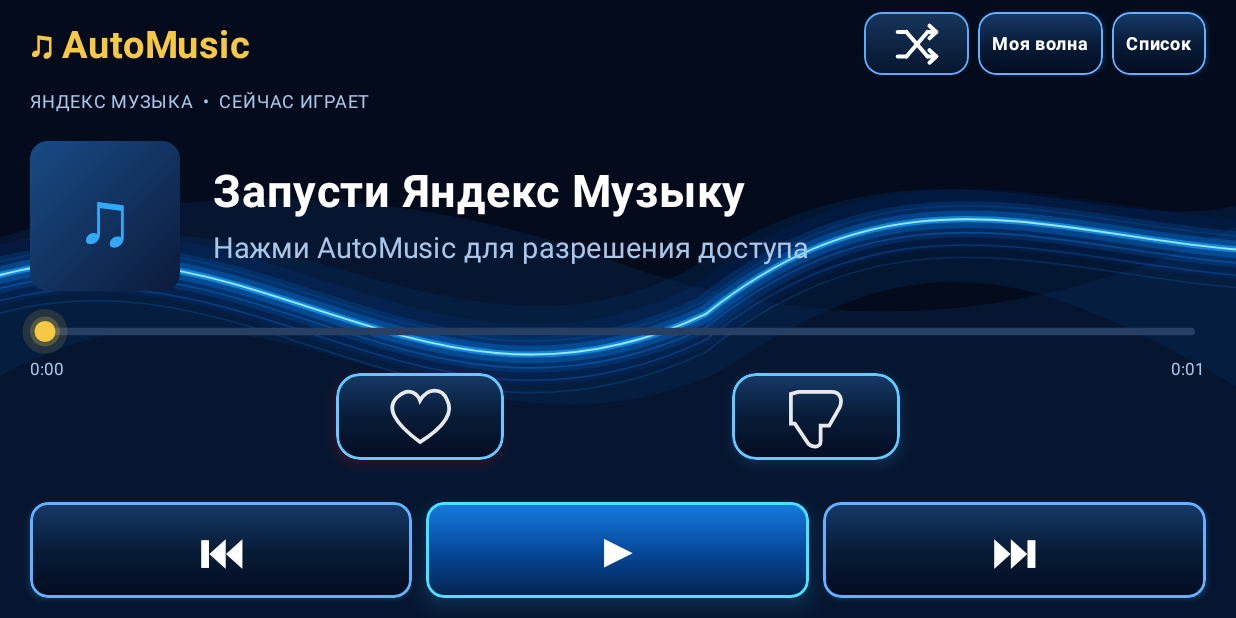
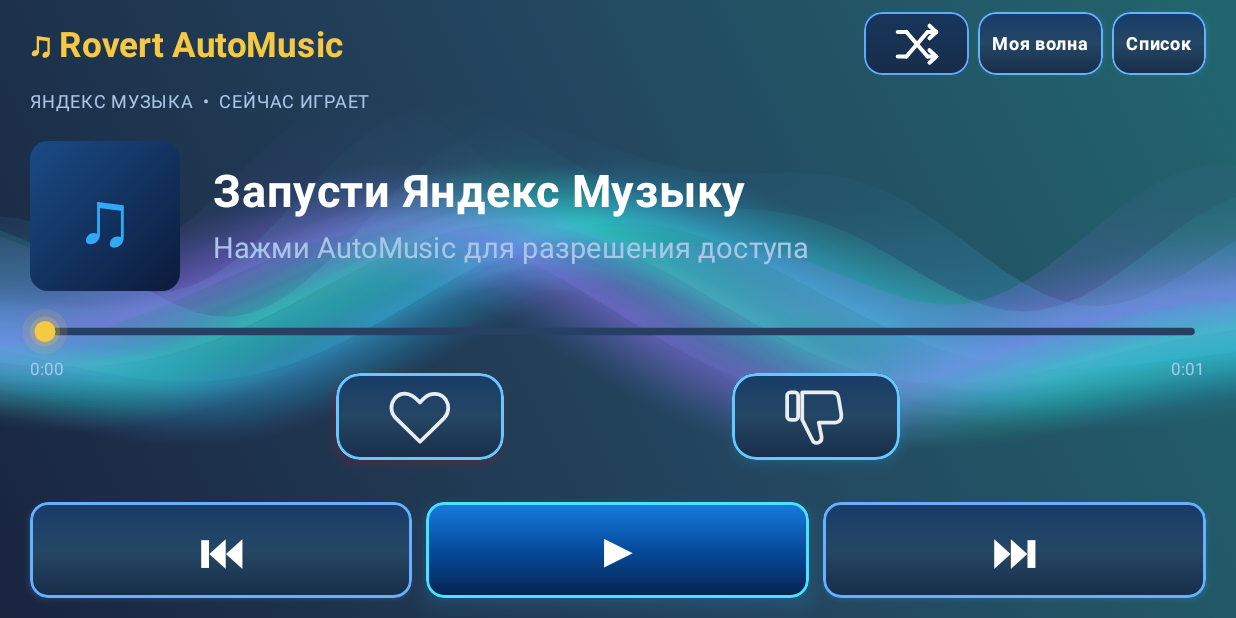
Before and after one commit to Rovert-Magadan/AutoMusic, an Android app built with Jetpack Compose: the screen it shows after launch (MainActivity), on a phone screen of 824 x 412 dp (held sideways). Run offline under Robolectric (Android 15) with nearby library versions, the phone set to English and light mode, and no system bars.

Commit message:
v0.10 animated aurora, Rovert branding and reaction controls

```diff
--- a/app/src/main/java/ru/automusic/app/MainActivity.kt
+++ b/app/src/main/java/ru/automusic/app/MainActivity.kt
@@ -61,7 +61,7 @@ import androidx.compose.ui.unit.sp
 import androidx.compose.ui.platform.LocalDensity
 import kotlinx.coroutines.delay
 
-private val navy = Color(0xFF07162E)
+private val navy = Color(0xFF19243F)
 private val panel = Color(0xDD142D50)
 private val blue = Color(0xFF32A9F6)
 private val pale = Color(0xFFA9C5E8)
@@ -109,10 +109,10 @@ private fun AutoMusicScreen() {
     val actions = state?.customActions.orEmpty()
     val source = "Яндекс Музыка"
     val shuffle = false
-    val liked = false
-    val disliked = false
+    val liked = metadata?.getRating(MediaMetadata.METADATA_KEY_USER_RATING)?.hasHeart() == true || actions.any { it.action == "actionUndoLike" }
+    val disliked = actions.any { it.action == "actionUndoDislike" }
     fun custom(vararg names: String) {
-        val action = actions.firstOrNull { a -> names.any { n -> a.name.toString().equals(n, true) } }
+        val action = actions.firstOrNull { a -> names.any { n -> a.action.equals(n, true) || a.name.toString().equals(n, true) } }
         if (action != null) controller?.transportControls?.sendCustomAction(action, action.extras)
         else android.widget.Toast.makeText(context, "Команда не предоставлена Яндекс Музыкой", android.widget.Toast.LENGTH_SHORT).show()
     }
@@ -132,11 +132,11 @@ private fun AutoMusicScreen() {
     BoxWithConstraints(Modifier.fillMaxSize().background(navy)) {
         val narrow = maxWidth < 720.dp
         val short = maxHeight < 430.dp
-        Image(painter = painterResource(R.drawable.automusic_wave), contentDescription = null, modifier = Modifier.fillMaxSize(), contentScale = ContentScale.FillBounds)
+        AuroraBackground(Modifier.fillMaxSize())
         val gap = if (short) 6.dp else 12.dp
         Column(Modifier.fillMaxSize().padding(horizontal = if (narrow) 10.dp else 20.dp, vertical = if (short) 8.dp else 18.dp), verticalArrangement = Arrangement.spacedBy(gap)) {
             Row(Modifier.fillMaxWidth(), verticalAlignment = Alignment.CenterVertically, horizontalArrangement = Arrangement.SpaceBetween) {
-                Text("♫ AutoMusic", modifier = Modifier.pointerInput(Unit) { detectTapGestures(onTap = { context.startActivity(Intent(Settings.ACTION_NOTIFICATION_LISTENER_SETTINGS)) }, onLongPress = { report = runCatching { diagnosticReport(context) }.getOrElse { "Diagnostic error: " + it.javaClass.simpleName } }) }, color = yellow, fontWeight = FontWeight.Bold, fontSize = if (narrow) 18.sp else 25.sp)
+                Text("♫ Rovert AutoMusic", modifier = Modifier.pointerInput(Unit) { detectTapGestures(onTap = { context.startActivity(Intent(Settings.ACTION_NOTIFICATION_LISTENER_SETTINGS)) }, onLongPress = { report = runCatching { diagnosticReport(context) }.getOrElse { "Diagnostic error: " + it.javaClass.simpleName } }) }, color = yellow, fontWeight = FontWeight.Bold, fontSize = if (narrow) 16.sp else 23.sp)
                 Row(horizontalArrangement = Arrangement.spacedBy(6.dp)) {
                     Spacer(Modifier.width(if (narrow) 48.dp else 64.dp))
                     ShuffleButton(shuffle, { custom("Перемешать", "Shuffle") })
@@ -196,10 +196,10 @@ private fun AutoMusicScreen() {
                         }
                     }
                     Box(Modifier.offset(x = leftCenter - reactionWidth / 2, y = reactionCenterY - reactionHeight / 2).width(reactionWidth)) {
-                        SymbolButton(true, liked, { custom("Лайк", "Like", "Нравится") }, reactionHeight)
+                        SymbolButton(true, liked, { custom(if (liked) "actionUndoLike" else "actionLike") }, reactionHeight)
                     }
                     Box(Modifier.offset(x = rightCenter - reactionWidth / 2, y = reactionCenterY - reactionHeight / 2).width(reactionWidth)) {
-                        SymbolButton(false, disliked, { custom("Дизлайк", "Dislike", "Не нравится") }, reactionHeight)
+                        SymbolButton(false, disliked, { custom(if (disliked) "actionUndoDislike" else "actionDislike") }, reactionHeight)
                     }
                 }
                 Row(Modifier.fillMaxWidth().height(if (short) 75.dp else 100.dp), horizontalArrangement = Arrangement.spacedBy(9.dp), verticalAlignment = Alignment.CenterVertically) {
@@ -208,7 +208,7 @@ private fun AutoMusicScreen() {
                     Box(Modifier.weight(1f)) { Control("⏭", { controller?.transportControls?.skipToNext() }, full = true, height = if (short) 64.dp else 76.dp, fontSize = 30) }
                 }
             }
-            if (!short) Text("v0.9.1 • Diagnostic", color = pale, fontSize = 10.sp)
+            if (!short) Text("v0.10 • Aurora", color = pale, fontSize = 10.sp)
         }
     }
 }
@@ -246,7 +246,7 @@ private fun ShuffleButton(active: Boolean, onClick: () -> Unit) {
     Box(
         Modifier.size(width = 70.dp, height = 42.dp)
             .clip(RoundedCornerShape(12.dp))
-            .background(Brush.verticalGradient(listOf(Color(0xFF17365C), Color(0xFF06152D))))
+            .background(Brush.verticalGradient(listOf(Color(0xFF17365C), Color(0xFF172C48))))
             .border(1.dp, if (active) Color(0xFF6DE6FF) else Color(0xFF5DAAFF), RoundedCornerShape(12.dp))
             .clickable(onClick = onClick),
         contentAlignment = Alignment.Center
@@ -284,40 +284,82 @@ private fun Cover(size: Dp, artwork: Bitmap? = null) {
 
 @Composable
 private fun SymbolButton(heart: Boolean, active: Boolean, onClick: () -> Unit, height: Dp) {
-    Box(Modifier.fillMaxWidth().height(height).shadow(if (active) 11.dp else 5.dp, RoundedCornerShape(16.dp), ambientColor = if (heart) Color.Red else blue, spotColor = if (heart) Color.Red else blue).clip(RoundedCornerShape(16.dp)).background(Brush.verticalGradient(listOf(Color(0xFF173B68), Color(0xFF081C38), Color(0xFF030C20)))).border(1.5.dp, if (active) (if (heart) Color(0xFFFF5C6A) else Color(0xFF35B9FF)) else Color(0xFF65C9FF), RoundedCornerShape(16.dp)).clickable(onClick = onClick), contentAlignment = Alignment.Center) {
+    Box(Modifier.fillMaxWidth().height(height).shadow(if (active) 11.dp else 5.dp, RoundedCornerShape(16.dp), ambientColor = if (heart) Color.Red else blue, spotColor = if (heart) Color.Red else blue).clip(RoundedCornerShape(16.dp)).background(Brush.verticalGradient(listOf(Color(0xFF173B68), Color(0xFF254764), Color(0xFF172C48)))).border(1.5.dp, if (active) (if (heart) Color(0xFFFF5C6A) else Color(0xFF35B9FF)) else Color(0xFF65C9FF), RoundedCornerShape(16.dp)).clickable(onClick = onClick), contentAlignment = Alignment.Center) {
         Canvas(Modifier.size(44.dp)) {
             val w = size.width
             val h = size.height
             val path = Path()
+            fun x(v: Float) = w * v / 24f
+            fun y(v: Float) = h * v / 24f
             if (heart) {
-                path.moveTo(w * .5f, h * .88f)
-                path.cubicTo(w * .12f, h * .60f, -w * .04f, h * .35f, w * .18f, h * .18f)
-                path.cubicTo(w * .34f, h * .04f, w * .47f, h * .16f, w * .5f, h * .25f)
-                path.cubicTo(w * .62f, h * .04f, w * .84f, h * .06f, w * .91f, h * .24f)
-                path.cubicTo(w * 1.04f, h * .48f, w * .77f, h * .71f, w * .5f, h * .88f)
+                path.moveTo(x(12f), y(21f))
+                path.lineTo(x(3.2f), y(12.4f))
+                path.cubicTo(x(-1f), y(8.1f), x(3.9f), y(1.1f), x(9.2f), y(4.3f))
+                path.cubicTo(x(10.3f), y(4.9f), x(11.1f), y(5.8f), x(12f), y(6.7f))
+                path.cubicTo(x(13f), y(5.6f), x(14f), y(4.5f), x(15.2f), y(4f))
+                path.cubicTo(x(20.7f), y(1.8f), x(24.5f), y(8.2f), x(20.8f), y(12.4f))
                 path.close()
             } else {
-                path.moveTo(w * .23f, h * .12f)
-                path.lineTo(w * .73f, h * .12f)
-                path.cubicTo(w * .86f, h * .12f, w * .91f, h * .22f, w * .86f, h * .35f)
-                path.lineTo(w * .70f, h * .63f)
-                path.lineTo(w * .57f, h * .63f)
-                path.lineTo(w * .57f, h * .87f)
-                path.cubicTo(w * .57f, h * .98f, w * .41f, h * .97f, w * .36f, h * .87f)
-                path.lineTo(w * .18f, h * .60f)
-                path.lineTo(w * .12f, h * .60f)
-                path.lineTo(w * .12f, h * .15f)
+                path.moveTo(x(7f), y(3f))
+                path.lineTo(x(18f), y(3f))
+                path.cubicTo(x(19.2f), y(3f), x(20f), y(3.7f), x(20.2f), y(5f))
+                path.lineTo(x(21.2f), y(11f))
+                path.cubicTo(x(21.5f), y(12.8f), x(20.5f), y(14f), x(19f), y(14f))
+                path.lineTo(x(13f), y(14f))
+                path.lineTo(x(14f), y(19f))
+                path.cubicTo(x(14.4f), y(21f), x(12.4f), y(22f), x(11f), y(21f))
+                path.lineTo(x(7f), y(13f))
                 path.close()
+                path.addRoundRect(androidx.compose.ui.geometry.RoundRect(androidx.compose.ui.geometry.Rect(x(1.5f), y(3f), x(5.5f), y(13f)), androidx.compose.ui.geometry.CornerRadius(x(1.2f))))
             }
             val color = if (active) (if (heart) Color(0xFFFF293D) else Color(0xFF159EFF)) else Color.White
-            drawPath(path, color = color.copy(alpha = if (active) 1f else .9f), style = if (active) androidx.compose.ui.graphics.drawscope.Fill else Stroke(width = 2.5.dp.toPx()))
+            drawPath(path, color = color.copy(alpha = if (active) 1f else .9f), style = if (active) androidx.compose.ui.graphics.drawscope.Fill else Stroke(width = 2.5.dp.toPx(), cap = StrokeCap.Round, join = androidx.compose.ui.graphics.StrokeJoin.Round))
         }
     }
 }
 
 @Composable
 private fun Control(label: String, onClick: () -> Unit, full: Boolean = false, accent: Boolean = false, small: Boolean = false, height: Dp = 58.dp, fontSize: Int = 15) {
-    Box(Modifier.then(if (full) Modifier.fillMaxWidth() else Modifier).height(height).shadow(if (accent) 8.dp else 2.dp, RoundedCornerShape(12.dp), ambientColor = blue, spotColor = blue).clip(RoundedCornerShape(12.dp)).background(if (accent) Brush.verticalGradient(listOf(Color(0xFF187DE2), Color(0xFF064B9D), Color(0xFF05224D))) else Brush.verticalGradient(listOf(Color(0xFF173B6B), Color(0xFF081C38), Color(0xFF030C20)))).border(if (small) 1.dp else 1.4.dp, if (accent) Color(0xFF4AE3FF) else Color(0xFF67AFFF), RoundedCornerShape(12.dp)).clickable(onClick = onClick).padding(horizontal = if (small) 9.dp else 12.dp), contentAlignment = Alignment.Center) {
+    Box(Modifier.then(if (full) Modifier.fillMaxWidth() else Modifier).height(height).shadow(if (accent) 8.dp else 2.dp, RoundedCornerShape(12.dp), ambientColor = blue, spotColor = blue).clip(RoundedCornerShape(12.dp)).background(if (accent) Brush.verticalGradient(listOf(Color(0xFF187DE2), Color(0xFF064B9D), Color(0xFF05224D))) else Brush.verticalGradient(listOf(Color(0xFF173B6B), Color(0xFF254764), Color(0xFF172C48)))).border(if (small) 1.dp else 1.4.dp, if (accent) Color(0xFF4AE3FF) else Color(0xFF67AFFF), RoundedCornerShape(12.dp)).clickable(onClick = onClick).padding(horizontal = if (small) 9.dp else 12.dp), contentAlignment = Alignment.Center) {
         Text(label, color = Color.White, fontSize = if (small) 12.sp else fontSize.sp, fontWeight = FontWeight.Bold, maxLines = 1)
     }
 }
+
+@Composable
+private fun AuroraBackground(modifier: Modifier = Modifier) {
+    var phase by remember { mutableFloatStateOf(0f) }
+    LaunchedEffect(Unit) {
+        val start = SystemClock.elapsedRealtime()
+        while (true) {
+            phase = ((SystemClock.elapsedRealtime() - start) % 48000L) / 48000f * 6.283185f
+            delay(34)
+        }
+    }
+    Canvas(modifier) {
+        val t = phase
+        val w = size.width
+        val h = size.height
+        drawRect(Brush.linearGradient(listOf(Color(0xFF19243F), Color(0xFF23445E), Color(0xFF21666E)), start = Offset(0f,h), end = Offset(w,0f)))
+        fun wave(x: Float, offset: Float): Float =
+            h * (.51f + .105f * kotlin.math.sin(x * 6.8f + t + offset) + .045f * kotlin.math.sin(x * 12f - t + offset))
+        val colors = listOf(Color(0xFF48BFFF), Color(0xFF38EBCB), Color(0xFF9676FF))
+        for (band in 0..2) {
+            val offset = band * .8f
+            val path = Path().apply {
+                moveTo(0f, wave(0f,offset))
+                for (i in 1..64) { val x = i / 64f; lineTo(x*w,wave(x,offset)) }
+            }
+            for (i in 24 downTo 1) {
+                val f = i / 24f
+                drawPath(path, colors[band].copy(alpha = .013f + .025f*(1f-f)), style = Stroke(width = h * (.006f + .20f*f), cap = StrokeCap.Round, join = androidx.compose.ui.graphics.StrokeJoin.Round))
+            }
+            val curtain = Path().apply {
+                moveTo(0f,wave(0f,offset))
+                for (i in 1..64) { val x=i/64f; lineTo(x*w,wave(x,offset)) }
+                for (i in 64 downTo 0) { val x=i/64f; lineTo(x*w,wave(x,offset)-h*(.16f+.06f*kotlin.math.sin(x*18f+t+offset))) }
+                close()
+            }
+            drawPath(curtain, Brush.verticalGradient(listOf(Color.Transparent, colors[band].copy(alpha=.05f), colors[band].copy(alpha=.24f), Color.Transparent), startY=h*.16f,endY=h*.68f))
+        }
+    }
+}
```
